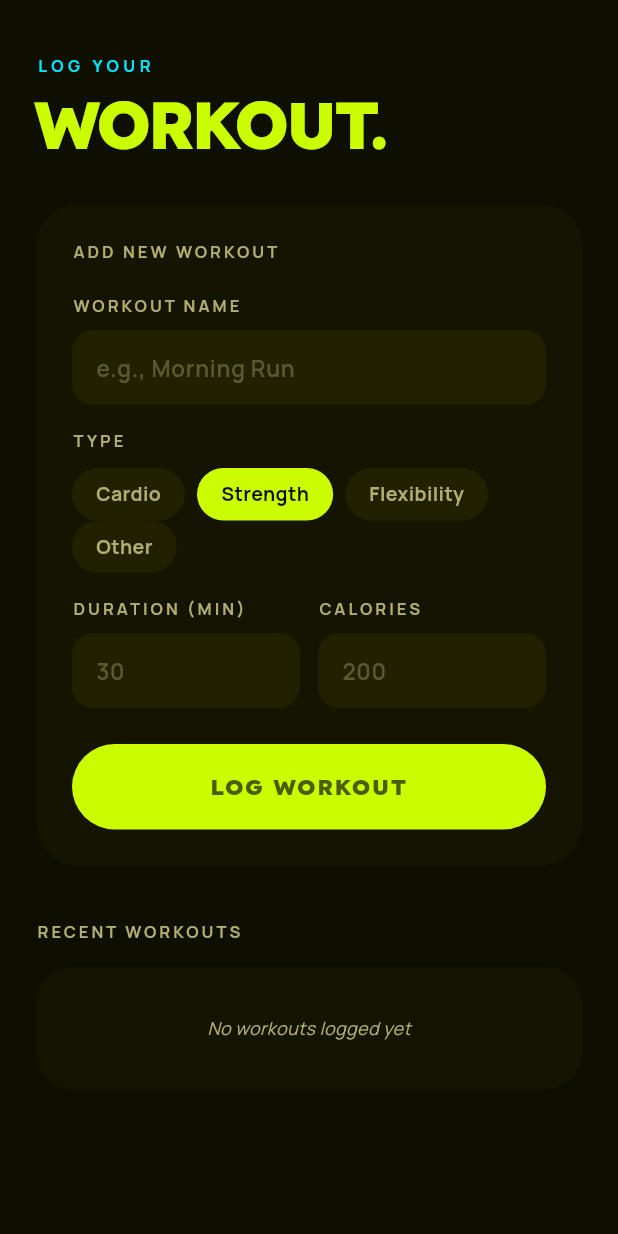
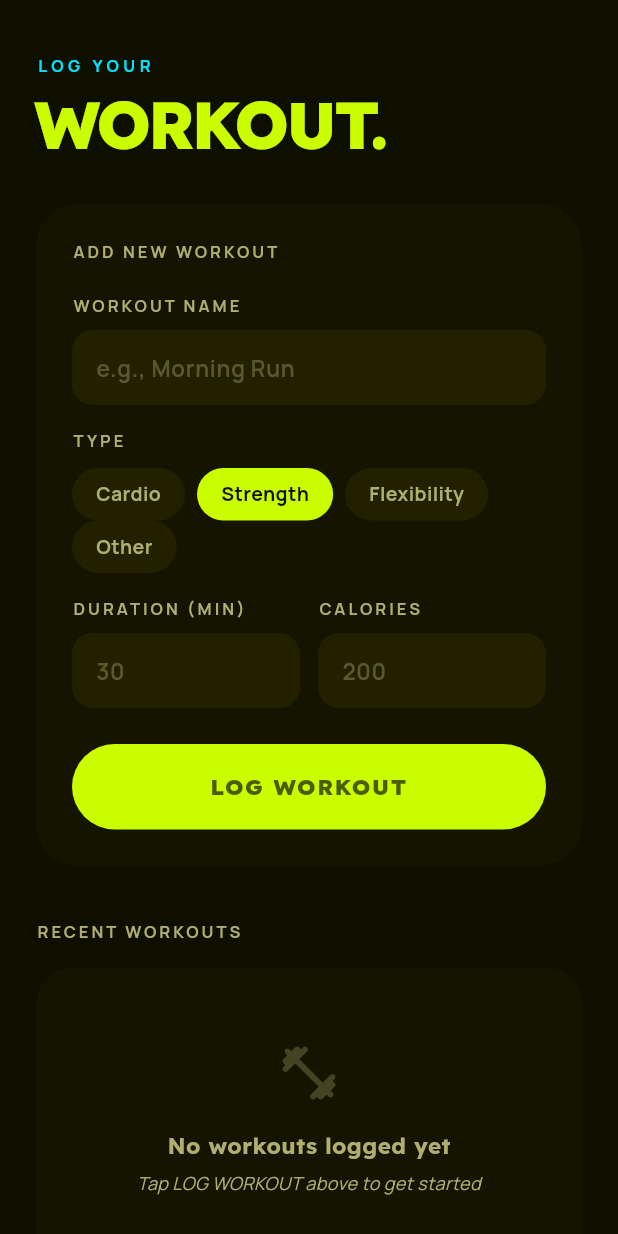
Before and after one commit to MoldyDonuts/FitnessTrackerApp, a Flutter app: the WorkoutsScreen screen opened directly, after a tap on "Strength", on a phone screen of 412 x 824 dp. Run offline on Flutter 3.47's test engine with Material 3 defaults, Android fonts, the phone set to English and light mode, and no system bars; our stand-ins replace cloud_firestore, firebase_auth, firebase_core, google_fonts; accounts and stored records are empty.

Commit message:
Add logout confirmation dialog and improve empty state UI

```diff
--- a/lib/screens/workouts_screen.dart
+++ b/lib/screens/workouts_screen.dart
@@ -53,6 +53,11 @@ class _WorkoutsScreenState extends State<WorkoutsScreen> {
   );
   static final _typeInactiveStyle = GoogleFonts.manrope(
     fontSize: 13,
+    fontWeight: FontWeight.w700,
+    color: AppColors.onSurfaceVariant,
+  );
+  static final _emptyTitleStyle = GoogleFonts.lexend(
+    fontSize: 15,
     fontWeight: FontWeight.w700,
     color: AppColors.onSurfaceVariant,
   );
@@ -307,16 +312,28 @@ class _WorkoutsScreenState extends State<WorkoutsScreen> {
                   }
                   if (!snapshot.hasData || snapshot.data!.docs.isEmpty) {
                     return Container(
-                      padding: const EdgeInsets.all(32),
+                      width: double.infinity,
+                      padding: const EdgeInsets.symmetric(vertical: 48, horizontal: 24),
                       decoration: BoxDecoration(
                         color: AppColors.surfaceContainerLow,
                         borderRadius: BorderRadius.circular(24),
                       ),
-                      child: Center(
-                        child: Text(
-                          'No workouts logged yet',
-                          style: _emptyStyle,
-                        ),
+                      child: Column(
+                        children: [
+                          Icon(
+                            Icons.fitness_center_rounded,
+                            size: 44,
+                            color: AppColors.onSurfaceVariant.withValues(alpha: 0.3),
+                          ),
+                          const SizedBox(height: 16),
+                          Text('No workouts logged yet', style: _emptyTitleStyle),
+                          const SizedBox(height: 6),
+                          Text(
+                            'Tap LOG WORKOUT above to get started',
+                            style: _emptyStyle,
+                            textAlign: TextAlign.center,
+                          ),
+                        ],
                       ),
                     );
                   }
```
Also changed, not shown: lib/screens/home_screen.dart (+45 -0 lines).
